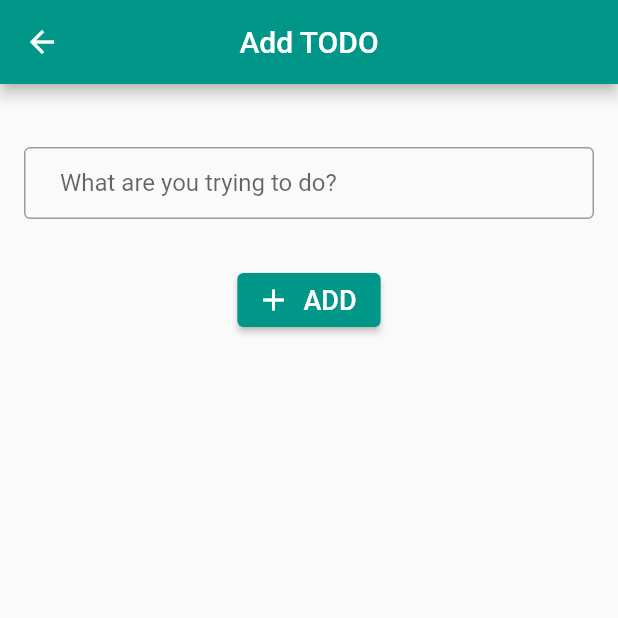
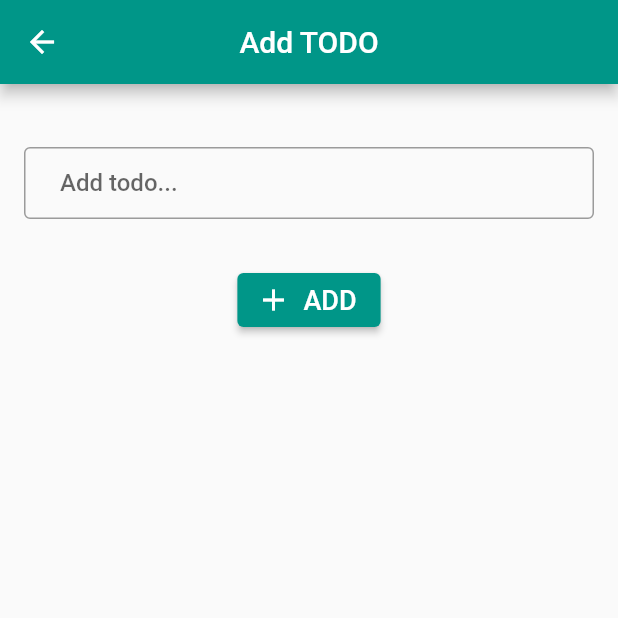
Before and after one commit to gu-tig169-ht21/gusrundbam, a Flutter app: the AddTodo screen opened by its route, on a phone screen of 412 x 824 dp, the top half of it. Run offline on Flutter 3.47's test engine with Material 2 defaults, Android fonts, the phone set to English and light mode, and no system bars.

Commit message:
Inlämning 2

```diff
--- a/lib/add_todo.dart
+++ b/lib/add_todo.dart
@@ -20,7 +20,6 @@ class _AddTodoState extends State<AddTodo> {
   @override
   Widget build(BuildContext context) {
     return Scaffold(
-        backgroundColor: Colors.teal[80],
         appBar: AppBar(
           title: const Text('Add TODO'),
           centerTitle: true,
@@ -54,10 +53,10 @@ class _AddTodoState extends State<AddTodo> {
               },
               controller: _textController,
               decoration: const InputDecoration(
-                  // label: Text(
-                  //   'Add Todo',
-                  //   style: TextStyle(fontWeight: FontWeight.w500),
-                  // ),
+                  label: Text(
+                    'Add todo...',
+                    style: TextStyle(fontWeight: FontWeight.w500),
+                  ),
                   border: OutlineInputBorder(),
                   hintText: 'What are you trying to do?',
                   contentPadding: EdgeInsets.only(
--- a/lib/homepage.dart
+++ b/lib/homepage.dart
@@ -29,7 +29,7 @@ class HomePage extends StatelessWidget {
               const PopupMenuItem(child: Text('All'), value: 1),
               const PopupMenuItem(child: Text('Done'), value: 2),
               const PopupMenuItem(child: Text('Undone'), value: 3)
-            ]); // kan man ändra bakgrundsfärg när den är vald?
+            ]);
   }
 
   Widget _floatingActionButton(context) {
```
